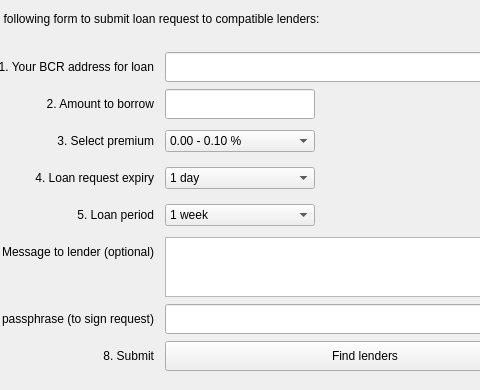
First picture: the form in src/qt/forms/p2ppage.ui, repository tlc2/bitcredit-2.0-client, before the edit; both pictures show x 91 to 571 and y 0 to 390 of the 843 by 390 pixel window.
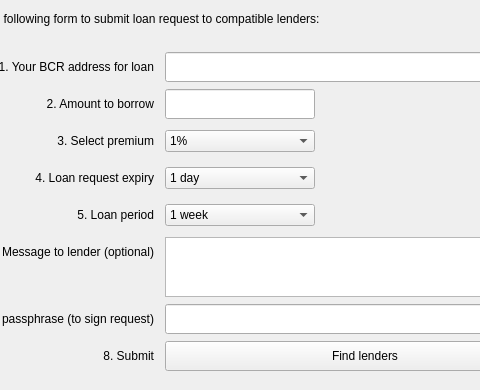
Second picture: the form after the edit.

Diff of the .ui file:
```diff
--- a/src/qt/forms/p2ppage.ui
+++ b/src/qt/forms/p2ppage.ui
@@ -131,7 +131,7 @@
       </property>
       <item>
        <property name="text">
-        <string>0.00 - 0.10 %</string>
+        <string>1%</string>
        </property>
       </item>
       <item>
```
Left out of the diff: 33 changed lines with no effect on the pictures.
